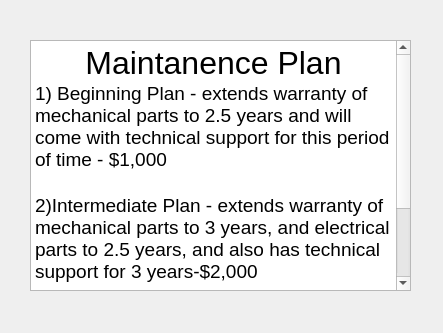
First picture: the form in CS1C-Project-Master/maintplan.ui, repository AustinVaday/CS1C-Class-Project, before the edit.
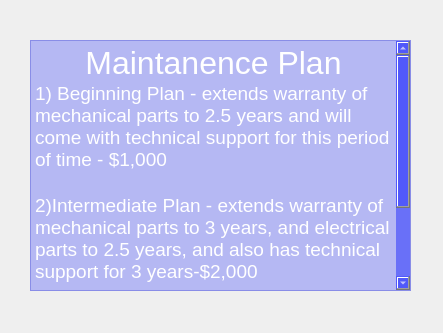
Second picture: the form after the edit. Icons and pictures are not drawn.

Patch:
```diff
--- a/CS1C-Project-Master/maintplan.ui
+++ b/CS1C-Project-Master/maintplan.ui
@@ -13,6 +13,12 @@
   <property name="windowTitle">
    <string>Dialog</string>
   </property>
+  <property name="styleSheet">
+   <string notr="true">#MaintPlan
+{
+	background-image: url(:/Resources/storm.jpg);
+}</string>
+  </property>
   <widget class="QTextBrowser" name="textBrowser">
    <property name="geometry">
     <rect>
@@ -22,17 +28,22 @@
      <height>251</height>
     </rect>
    </property>
+   <property name="styleSheet">
+    <string notr="true">font: 15pt &quot;American Typewriter&quot;;
+color: white;
+background-color: rgba(7, 18, 255, 64);</string>
+   </property>
    <property name="html">
     <string>&lt;!DOCTYPE HTML PUBLIC &quot;-//W3C//DTD HTML 4.0//EN&quot; &quot;http://www.w3.org/TR/REC-html40/strict.dtd&quot;&gt;
 &lt;html&gt;&lt;head&gt;&lt;meta name=&quot;qrichtext&quot; content=&quot;1&quot; /&gt;&lt;style type=&quot;text/css&quot;&gt;
 p, li { white-space: pre-wrap; }
-&lt;/style&gt;&lt;/head&gt;&lt;body style=&quot; font-family:'.Lucida Grande UI'; font-size:13pt; font-weight:400; font-style:normal;&quot;&gt;
-&lt;p align=&quot;center&quot; style=&quot; margin-top:0px; margin-bottom:0px; margin-left:0px; margin-right:0px; -qt-block-indent:0; text-indent:0px;&quot;&gt;&lt;span style=&quot; font-size:24pt;&quot;&gt;Maintanence Plan&lt;/span&gt;&lt;/p&gt;
-&lt;p style=&quot; margin-top:0px; margin-bottom:0px; margin-left:0px; margin-right:0px; -qt-block-indent:0; text-indent:0px;&quot;&gt;&lt;span style=&quot; font-size:14pt;&quot;&gt;1) Beginning Plan - extends warranty of mechanical parts to 2.5 years and will come with technical support for this period of time - $1,000&lt;/span&gt;&lt;/p&gt;
-&lt;p style=&quot;-qt-paragraph-type:empty; margin-top:0px; margin-bottom:0px; margin-left:0px; margin-right:0px; -qt-block-indent:0; text-indent:0px; font-size:14pt;&quot;&gt;&lt;br /&gt;&lt;/p&gt;
-&lt;p style=&quot; margin-top:0px; margin-bottom:0px; margin-left:0px; margin-right:0px; -qt-block-indent:0; text-indent:0px;&quot;&gt;&lt;span style=&quot; font-size:14pt;&quot;&gt;2)Intermediate Plan - extends warranty of mechanical parts to 3 years, and electrical parts to 2.5 years, and also has technical support for 3 years-$2,000&lt;/span&gt;&lt;/p&gt;
-&lt;p style=&quot;-qt-paragraph-type:empty; margin-top:0px; margin-bottom:0px; margin-left:0px; margin-right:0px; -qt-block-indent:0; text-indent:0px; font-size:14pt;&quot;&gt;&lt;br /&gt;&lt;/p&gt;
-&lt;p style=&quot; margin-top:0px; margin-bottom:0px; margin-left:0px; margin-right:0px; -qt-block-indent:0; text-indent:0px;&quot;&gt;&lt;span style=&quot; font-size:14pt;&quot;&gt;3)Advanced Plan - extands warranty of mechanical parts to 5 years, and electrical parts to 3.5 years, and comes with tech support for 5 years - $5,000&lt;/span&gt;&lt;/p&gt;&lt;/body&gt;&lt;/html&gt;</string>
+&lt;/style&gt;&lt;/head&gt;&lt;body style=&quot; font-family:'American Typewriter'; font-size:15pt; font-weight:400; font-style:normal;&quot;&gt;
+&lt;p align=&quot;center&quot; style=&quot; margin-top:0px; margin-bottom:0px; margin-left:0px; margin-right:0px; -qt-block-indent:0; text-indent:0px;&quot;&gt;&lt;span style=&quot; font-family:'.Lucida Grande UI'; font-size:24pt;&quot;&gt;Maintanence Plan&lt;/span&gt;&lt;/p&gt;
+&lt;p style=&quot; margin-top:0px; margin-bottom:0px; margin-left:0px; margin-right:0px; -qt-block-indent:0; text-indent:0px;&quot;&gt;&lt;span style=&quot; font-family:'.Lucida Grande UI'; font-size:14pt;&quot;&gt;1) Beginning Plan - extends warranty of mechanical parts to 2.5 years and will come with technical support for this period of time - $1,000&lt;/span&gt;&lt;/p&gt;
+&lt;p style=&quot;-qt-paragraph-type:empty; margin-top:0px; margin-bottom:0px; margin-left:0px; margin-right:0px; -qt-block-indent:0; text-indent:0px; font-family:'.Lucida Grande UI'; font-size:14pt;&quot;&gt;&lt;br /&gt;&lt;/p&gt;
+&lt;p style=&quot; margin-top:0px; margin-bottom:0px; margin-left:0px; margin-right:0px; -qt-block-indent:0; text-indent:0px;&quot;&gt;&lt;span style=&quot; font-family:'.Lucida Grande UI'; font-size:14pt;&quot;&gt;2)Intermediate Plan - extends warranty of mechanical parts to 3 years, and electrical parts to 2.5 years, and also has technical support for 3 years-$2,000&lt;/span&gt;&lt;/p&gt;
+&lt;p style=&quot;-qt-paragraph-type:empty; margin-top:0px; margin-bottom:0px; margin-left:0px; margin-right:0px; -qt-block-indent:0; text-indent:0px; font-family:'.Lucida Grande UI'; font-size:14pt;&quot;&gt;&lt;br /&gt;&lt;/p&gt;
+&lt;p style=&quot; margin-top:0px; margin-bottom:0px; margin-left:0px; margin-right:0px; -qt-block-indent:0; text-indent:0px;&quot;&gt;&lt;span style=&quot; font-family:'.Lucida Grande UI'; font-size:14pt;&quot;&gt;3)Advanced Plan - extands warranty of mechanical parts to 5 years, and electrical parts to 3.5 years, and comes with tech support for 5 years - $5,000&lt;/span&gt;&lt;/p&gt;&lt;/body&gt;&lt;/html&gt;</string>
    </property>
   </widget>
  </widget>
```
